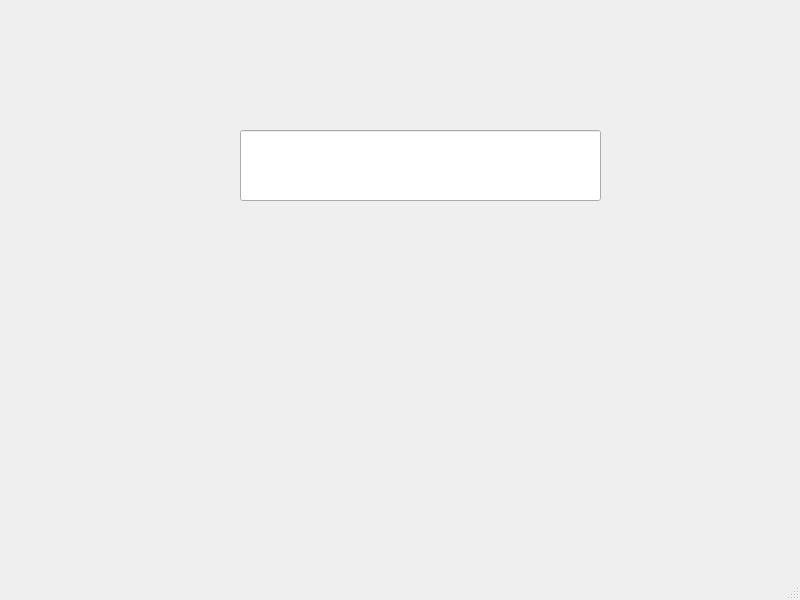
Before: the Qt Designer form mainwindow.ui in galileg/KomivTask, drawn with Qt 5.
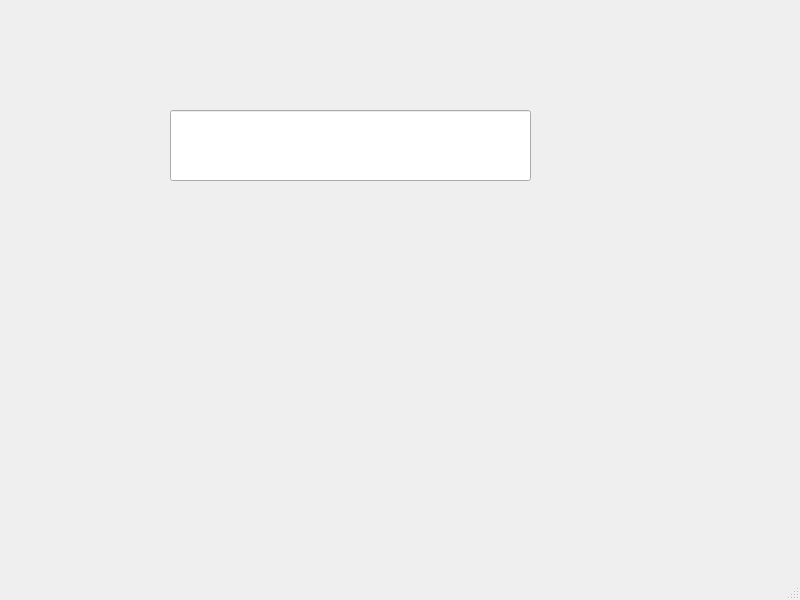
After: the same form once the commit is applied.

Diff of the .ui file:
```diff
--- a/mainwindow.ui
+++ b/mainwindow.ui
@@ -17,8 +17,8 @@
    <widget class="QLineEdit" name="lineEdit">
     <property name="geometry">
      <rect>
-      <x>240</x>
-      <y>130</y>
+      <x>170</x>
+      <y>110</y>
       <width>361</width>
       <height>71</height>
      </rect>
```
